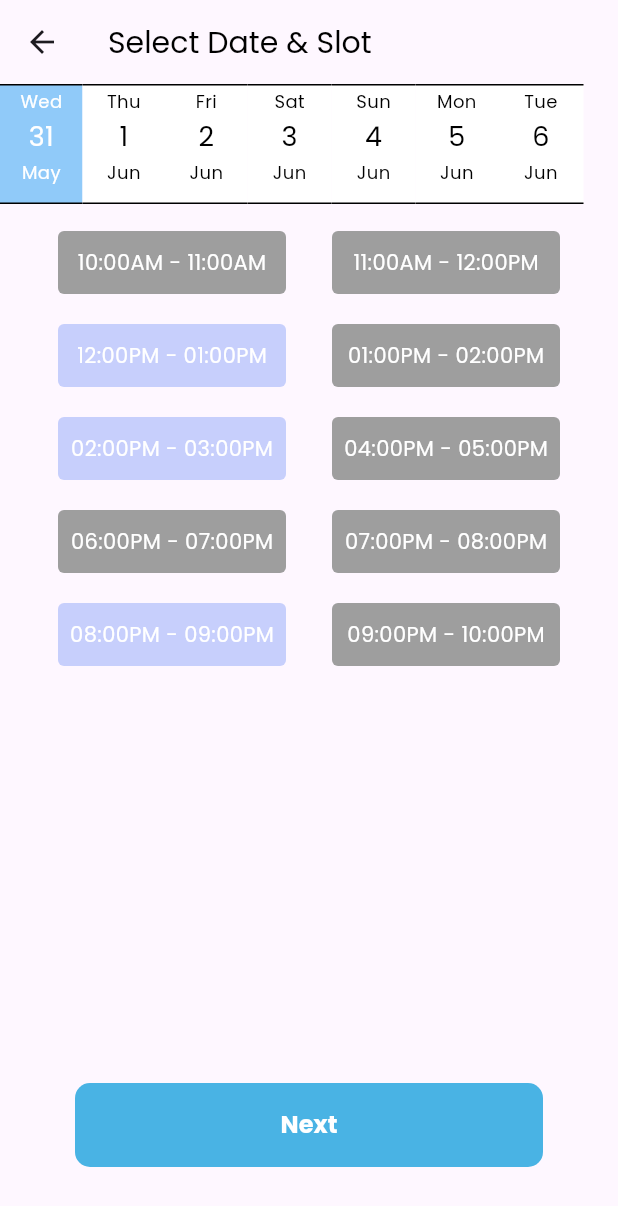
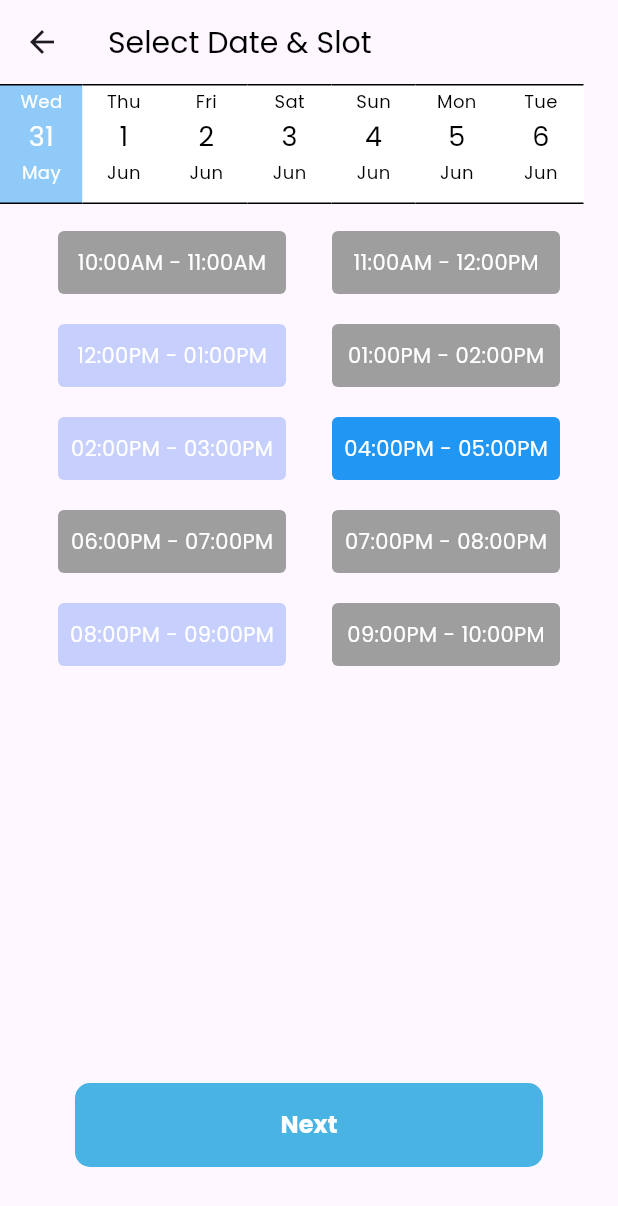
Before and after one commit to Govinda48/Flutter_Game, a Flutter app: the BookScreen screen opened directly, after a tap on "04:00PM - 05:00PM", on a phone screen of 412 x 824 dp. Shown: the top 1206 px of the screen. Run offline on Flutter 3.47's test engine with Material 3 defaults, Android fonts, the phone set to English and light mode, and no system bars; our stand-ins replace google_fonts; missing offline and left inert: flame, flame_audio, horizontal_calendar, maze.

Commit message:
on tap colour change

```diff
--- a/hackathon2024/lib/screen/bookscreen.dart
+++ b/hackathon2024/lib/screen/bookscreen.dart
@@ -11,6 +11,15 @@ class BookScreen extends StatefulWidget {
 }
 
 class _BookScreenState extends State<BookScreen> {
+  Color _currentColor = Colors.grey; // Initial color
+
+  void changeColor() {
+    setState(() {
+      // Change color logic goes here
+      _currentColor = Colors.blue; // Change to any color you want
+    });
+  }
+
   @override
   Widget build(BuildContext context) {
     return Scaffold(
@@ -511,13 +520,15 @@ class _BookScreenState extends State<BookScreen> {
                           ),
                         ),
                         GestureDetector(
-                          onTap: () {},
+                          onTap: () {
+                            changeColor();
+                          },
                           child: Container(
                             height: 42,
                             width: 152,
                             decoration: BoxDecoration(
                               borderRadius: BorderRadius.circular(4),
-                              color: Colors.grey,
+                              color: _currentColor,
                             ),
                             alignment: Alignment.center,
                             child: Text(
```
Also changed, not shown: hackathon2024/lib/screen/availdesk.dart (+13 -1 lines).
